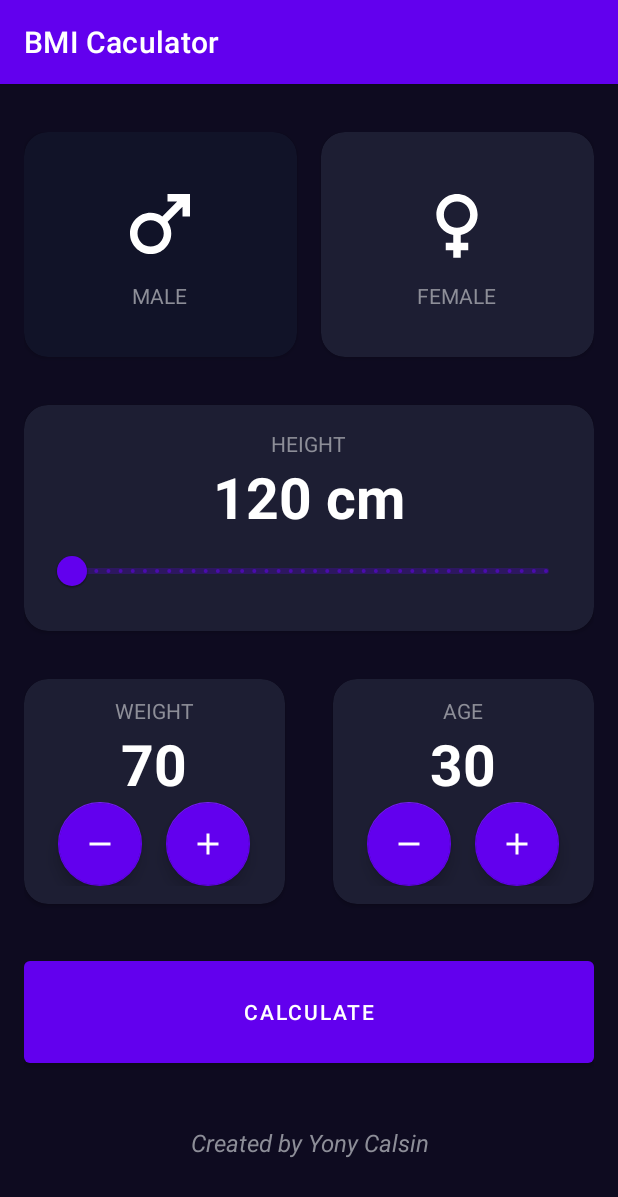
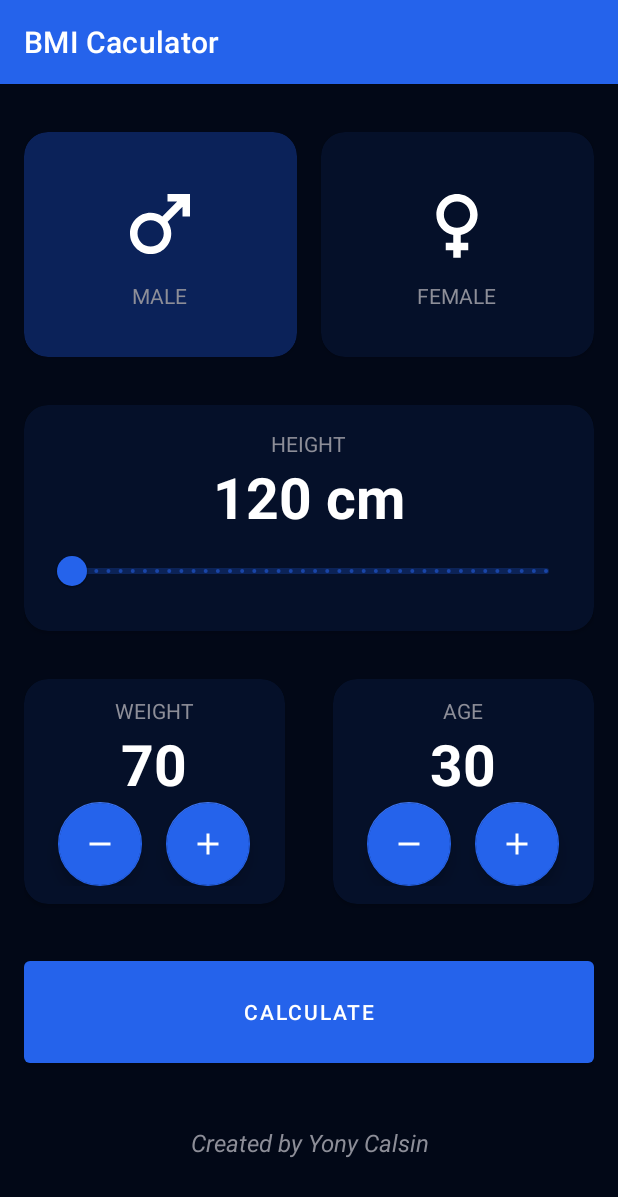
Before and after one commit to yonycalsin/BMI-Calculator, an Android app: the screen it shows after launch (MainActivity), on a phone screen of 412 x 824 dp. Shown: the top 1197 px of the screen. Run offline under Robolectric (Android 15) with nearby library versions, the phone set to English and light mode, and no system bars.

Commit message:
feat: update the colors

```diff
--- a/app/src/main/res/values/colors.xml
+++ b/app/src/main/res/values/colors.xml
@@ -8,10 +8,10 @@
     <color name="black">#FF000000</color>
     <color name="white">#FFFFFFFF</color>
 
-    <color name="background">#0E0B20</color>
-    <color name="card_background">#1D1E33</color>
-    <color name="card_background_selected">#FF111328</color>
-    <color name="button_background">#EB1555</color>
+    <color name="background">#020817</color>
+    <color name="card_background">#051029</color>
+    <color name="card_background_selected">#0B2259</color>
+    <color name="button_background">#2563eb</color>
     <color name="text">#FF8D8E98</color>
-    <color name="primary">#FF6200EE</color>
+    <color name="primary">#2563eb</color>
 </resources>
--- a/app/src/main/res/values/themes.xml
+++ b/app/src/main/res/values/themes.xml
@@ -2,7 +2,7 @@
     <!-- Base application theme. -->
     <style name="Theme.BMICaculator" parent="Theme.MaterialComponents.DayNight.DarkActionBar">
         <!-- Primary brand color. -->
-        <item name="colorPrimary">@color/purple_500</item>
+        <item name="colorPrimary">@color/primary</item>
         <item name="colorPrimaryVariant">@color/purple_700</item>
         <item name="colorOnPrimary">@color/white</item>
         <!-- Secondary brand color. -->
```
